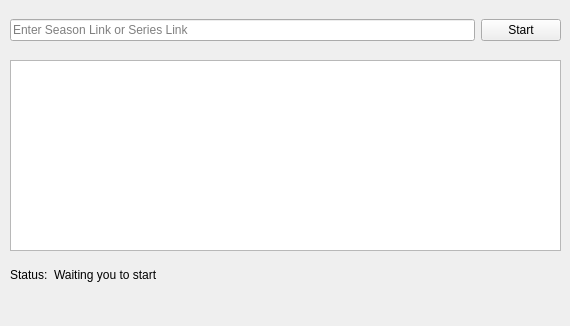
The window that v2/gui.ui (c7nasr/EgyBest-Seasion-Series-Scrapper) describes before a commit, drawn with Qt 5.
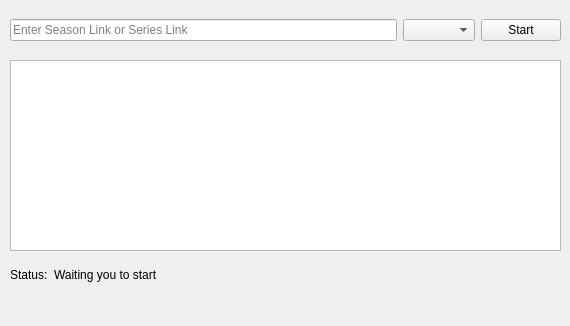
The same window after the commit.

```diff
--- a/v2/gui.ui
+++ b/v2/gui.ui
@@ -31,6 +31,9 @@
        </property>
       </widget>
      </item>
+     <item>
+      <widget class="QComboBox" name="comboBox"/>
+     </item>
      <item>
       <widget class="QPushButton" name="pushButton">
        <property name="text">
```
